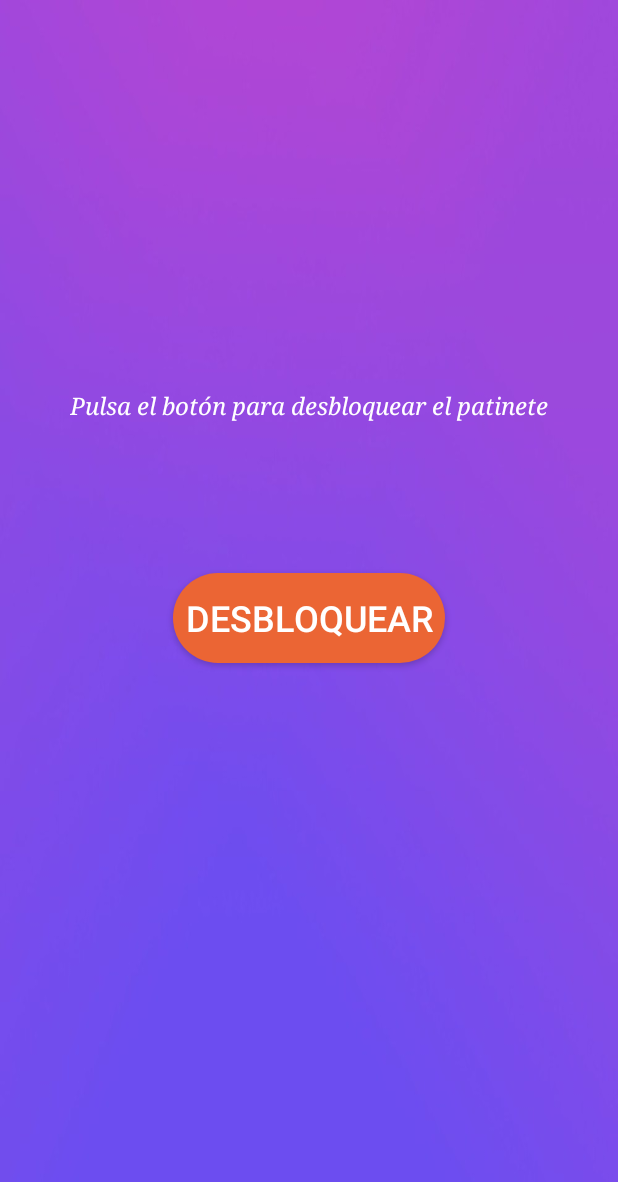
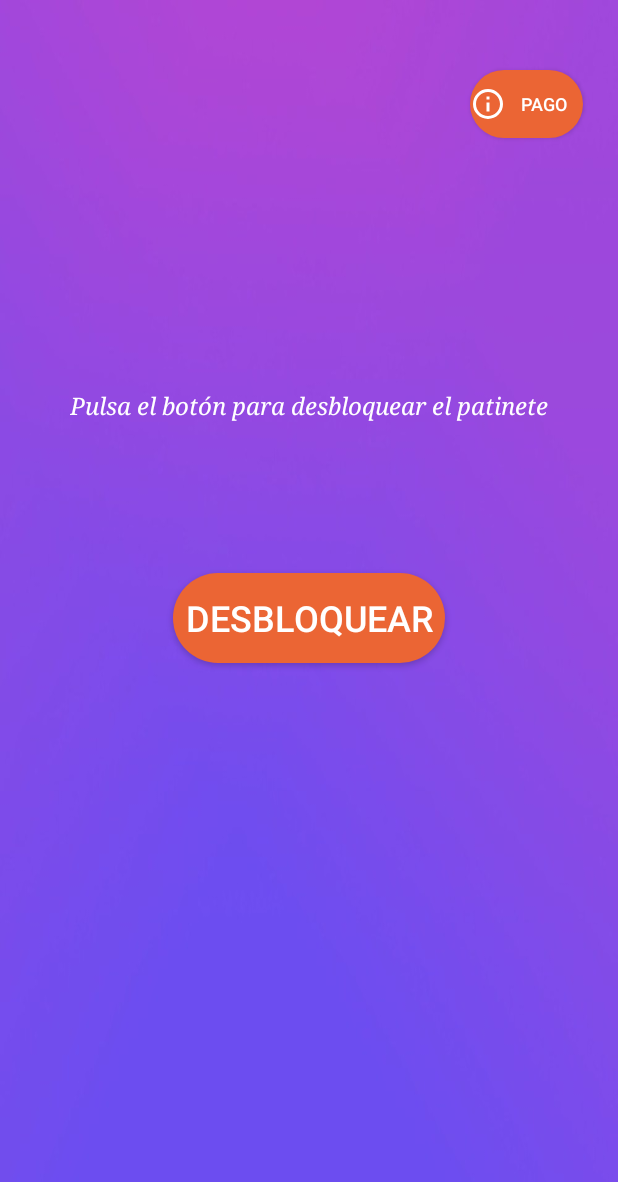
Before and after one commit to adguez27/IoT-Project, an Android app: the fragment Tab3 shown on its own in the app's theme, on a phone screen of 412 x 824 dp. Shown: the top 1182 px of the screen. Run offline under Robolectric (Android 15) with nearby library versions, the phone set to English and light mode, and no system bars.

Commit message:
Información Cobro

```diff
--- a/Patinator/app/src/main/java/com/alexd/patinator/Tab3.java
+++ b/Patinator/app/src/main/java/com/alexd/patinator/Tab3.java
@@ -1,9 +1,11 @@
 package com.alexd.patinator;
 
+import android.content.Intent;
 import android.os.Bundle;
 import android.view.LayoutInflater;
 import android.view.View;
 import android.view.ViewGroup;
+import android.widget.Button;
 import android.widget.EditText;
 import android.widget.TextView;
 
@@ -26,8 +28,18 @@ public class Tab3 extends Fragment {
 
 
                 View view = inflater.inflate(R.layout.tab3, container, false);
-
+                Button myButton =  view.findViewById(R.id.info);
+                myButton.setOnClickListener(new View.OnClickListener() {
+                        @Override
+                        public void onClick(View view) {
+                                lanzarInfo(view);
+                        }
+                });
 
                 return view;
         }
+        public void lanzarInfo (View view) {
+                Intent i = new Intent(getActivity(), InfoActivity.class);
+                startActivity(i);
+        }
 }
--- /dev/null
+++ b/Patinator/app/src/main/res/drawable/info.xml
@@ -0,0 +1,8 @@
+<?xml version="1.0" encoding="utf-8"?>
+<vector xmlns:android="http://schemas.android.com/apk/res/android"
+    android:height="24dp"
+    android:width="24dp"
+    android:viewportWidth="24"
+    android:viewportHeight="24">
+    <path android:fillColor="#ffffff" android:pathData="M11,9H13V7H11M12,20C7.59,20 4,16.41 4,12C4,7.59 7.59,4 12,4C16.41,4 20,7.59 20,12C20,16.41 16.41,20 12,20M12,2A10,10 0 0,0 2,12A10,10 0 0,0 12,22A10,10 0 0,0 22,12A10,10 0 0,0 12,2M11,17H13V11H11V17Z" />
+</vector>
--- a/Patinator/app/src/main/res/layout/tab3.xml
+++ b/Patinator/app/src/main/res/layout/tab3.xml
@@ -35,5 +35,22 @@
         app:layout_constraintStart_toStartOf="parent"
         app:layout_constraintTop_toTopOf="parent" />
 
+    <Button
+        android:id="@+id/info"
+        android:layout_width="75sp"
+        android:layout_height="45sp"
+        android:background="@drawable/buttonshape"
+        android:drawableStart="@drawable/info"
+
+        android:text="@string/pago"
+        android:textColor="#FFFFFF"
+        android:textSize="12sp"
+        app:layout_constraintBottom_toBottomOf="parent"
+        app:layout_constraintEnd_toEndOf="parent"
+        app:layout_constraintHorizontal_bias="0.93"
+        app:layout_constraintStart_toStartOf="parent"
+        app:layout_constraintTop_toTopOf="parent"
+        app:layout_constraintVertical_bias="0.060000002" />
+
 
 </androidx.constraintlayout.widget.ConstraintLayout>
--- a/Patinator/app/src/main/res/values/strings.xml
+++ b/Patinator/app/src/main/res/values/strings.xml
@@ -9,4 +9,6 @@
     <string name="title_activity_maps2">Mapa</string>
     <string name="con_patinator_no_volver_s_a_llegar_tarde_encuentra_el_patinete_m_s_cercano_pulsando_el_bot_n_y_sorpr_ndete">"Pulsa el botón para encontrar el patinete más cercano."</string>
     <string name="pulsa_el_bot_n_para_desbloquear_el_patinete">Pulsa el botón para desbloquear el patinete</string>
+    <string name="pago">Pago</string>
+    <string name="tenga_en_cuenta_que_el_uso_los_patinetes_es_un_servicio_de_pago_el_cual_se_le_cobrar_en_su_cuenta">Tenga en cuenta que el uso los patinetes es un servicio de pago, el cual se le cobrará en su cuenta.</string>
 </resources>
```
Also changed, not shown: Patinator/app/src/main/AndroidManifest.xml (+6 -4 lines), Patinator/app/src/main/java/com/alexd/patinator/InfoActivity.java (added, +11 -0 lines), Patinator/app/src/main/res/layout/info_activity.xml (added, +7 -0 lines), 1 other file.
